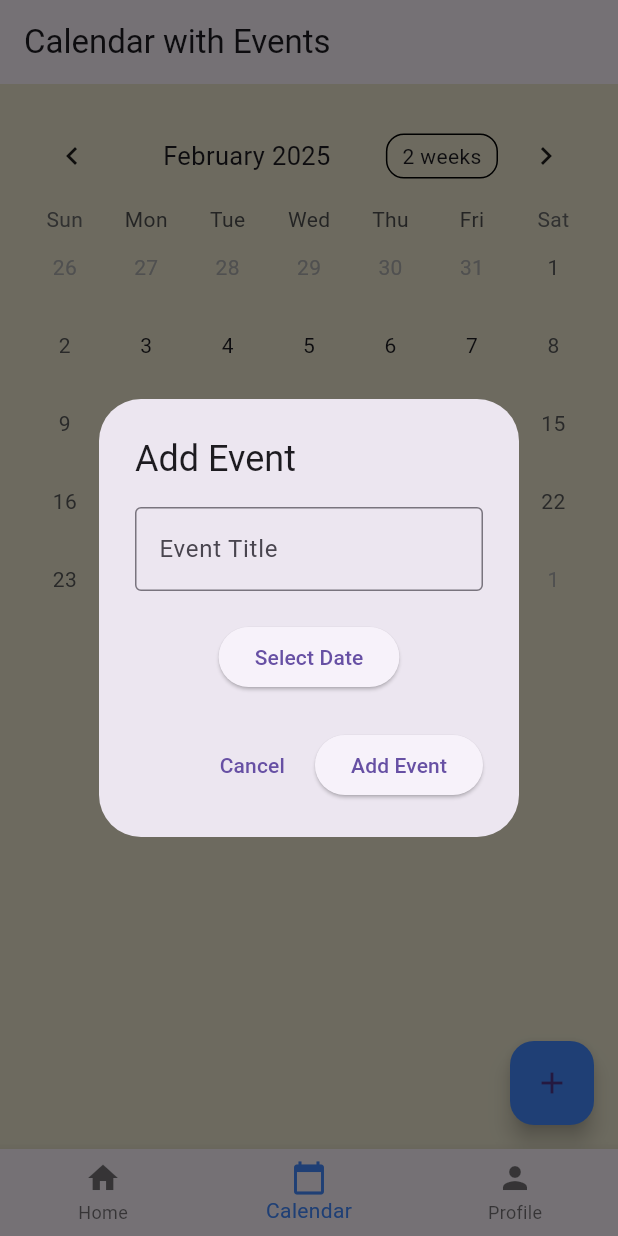
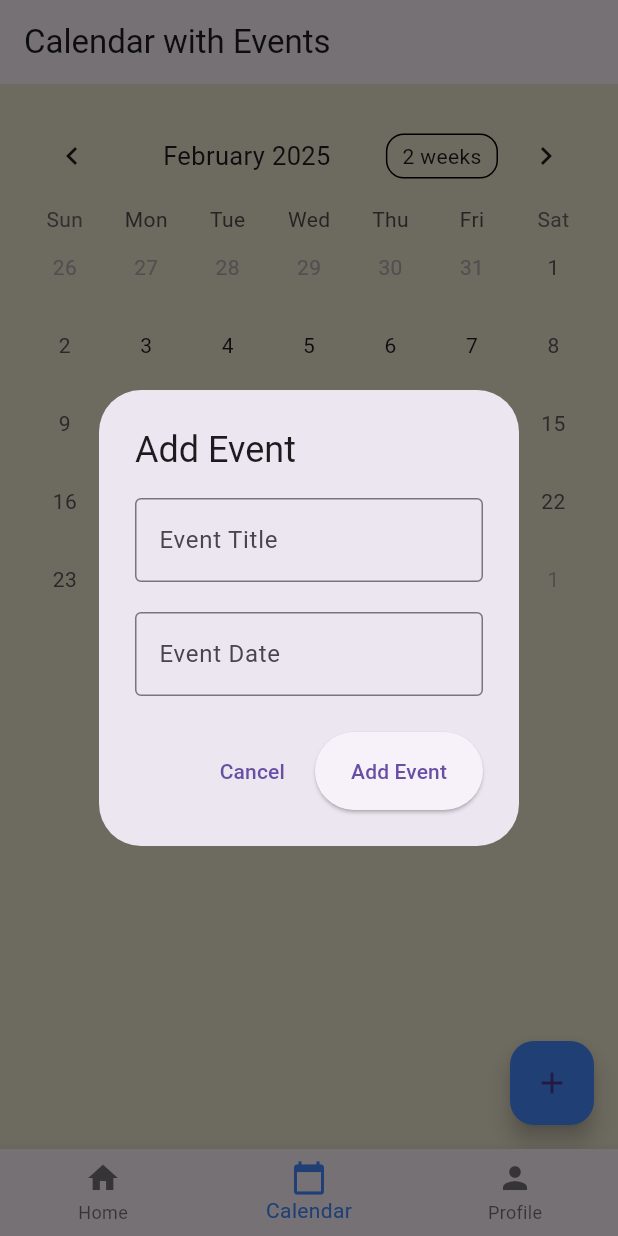
Before and after one commit to konkazazis/onion, a Flutter app: the screen it shows after launch, item 2 of the bottom bar chosen, after a tap on the "add" icon, on a phone screen of 412 x 824 dp. Run offline on Flutter 3.47's test engine with Material 3 defaults, Android fonts, the phone set to English and light mode, and no system bars; drawn by our look-alikes of table_calendar; our stand-ins replace cloud_firestore, firebase_core, flutter_login; missing offline and left inert: weekly_calendar; accounts and stored records are empty; generated files the repository leaves out were written again; network calls fail; statements that could not run were skipped.

Commit message:
event date is fixed

```diff
--- a/lib/calendar.dart
+++ b/lib/calendar.dart
@@ -43,6 +43,7 @@ class _CalendarWidgetState extends State<CalendarWidget> {
 
   void _showAddEventDialog() {
     TextEditingController _eventController = TextEditingController();
+    TextEditingController _dateController = TextEditingController();
     DateTime? _selectedDate;
 
     showDialog(
@@ -62,41 +63,50 @@ class _CalendarWidgetState extends State<CalendarWidget> {
                 ),
               ),
               SizedBox(height: 20),
-              // Date picker button
-              ElevatedButton(
-                onPressed: () async {
+              // Date field that triggers the date picker
+              GestureDetector(
+                onTap: () async {
                   DateTime? pickedDate = await showDatePicker(
                     context: context,
                     initialDate: DateTime.now(),
                     firstDate: DateTime(2000),
                     lastDate: DateTime(2101),
+                    builder: (BuildContext context, Widget? child) {
+                      return Theme(
+                        data: ThemeData.light().copyWith(
+                          primaryColor: Colors.blueAccent,
+                          //accentColor: Colors.blueAccent,
+                          buttonTheme: ButtonThemeData(
+                            textTheme: ButtonTextTheme.primary,
+                          ),
+                        ),
+                        child: child!,
+                      );
+                    },
                   );
 
                   if (pickedDate != null) {
                     setState(() {
-                      _selectedDate = pickedDate; // Update the selected date
+                      _selectedDate = pickedDate;
+                      _dateController.text = DateFormat('dd-MM-yyyy')
+                          .format(pickedDate); // Set date in text field
                     });
                   }
                 },
-                child: Text(
-                  _selectedDate == null
-                      ? "Select Date"
-                      : DateFormat('dd-MM-yyyy').format(_selectedDate!),
-                ),
-              ),
-              // Show the selected date text styled like the event title
-              if (_selectedDate != null)
-                Padding(
-                  padding: const EdgeInsets.only(top: 10),
-                  child: Text(
-                    "Selected Date: ${DateFormat('dd-MM-yyyy').format(_selectedDate!)}",
-                    style: TextStyle(
-                      fontSize: 16,
-                      fontWeight: FontWeight.w600,
-                      color: Colors.black, // You can adjust color if necessary
+                child: AbsorbPointer(
+                  // Prevent typing and ensure only the date picker triggers
+                  child: TextField(
+                    controller: _dateController,
+                    decoration: InputDecoration(
+                      labelText: 'Event Date',
+                      border: OutlineInputBorder(),
+                      hintText: _selectedDate != null
+                          ? DateFormat('dd-MM-yyyy').format(_selectedDate!)
+                          : 'Select a date',
                     ),
                   ),
                 ),
+              ),
             ],
           ),
           actions: <Widget>[
@@ -128,6 +138,10 @@ class _CalendarWidgetState extends State<CalendarWidget> {
                 }
               },
               child: Text('Add Event'),
+              style: ElevatedButton.styleFrom(
+                //primary: Colors.deepOrange, // Action button color
+                padding: EdgeInsets.symmetric(horizontal: 24, vertical: 16),
+              ),
             ),
           ],
         );
```
